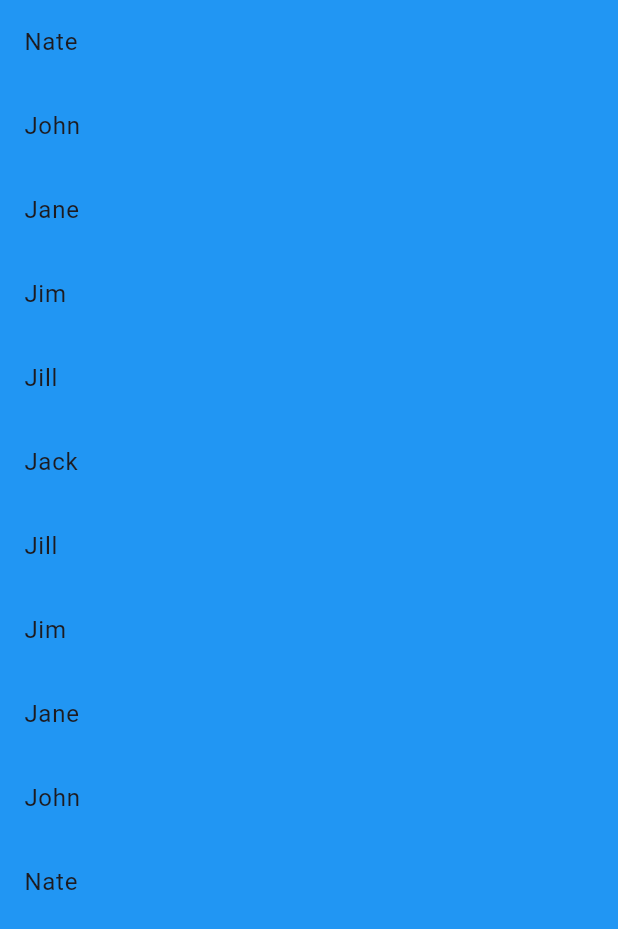
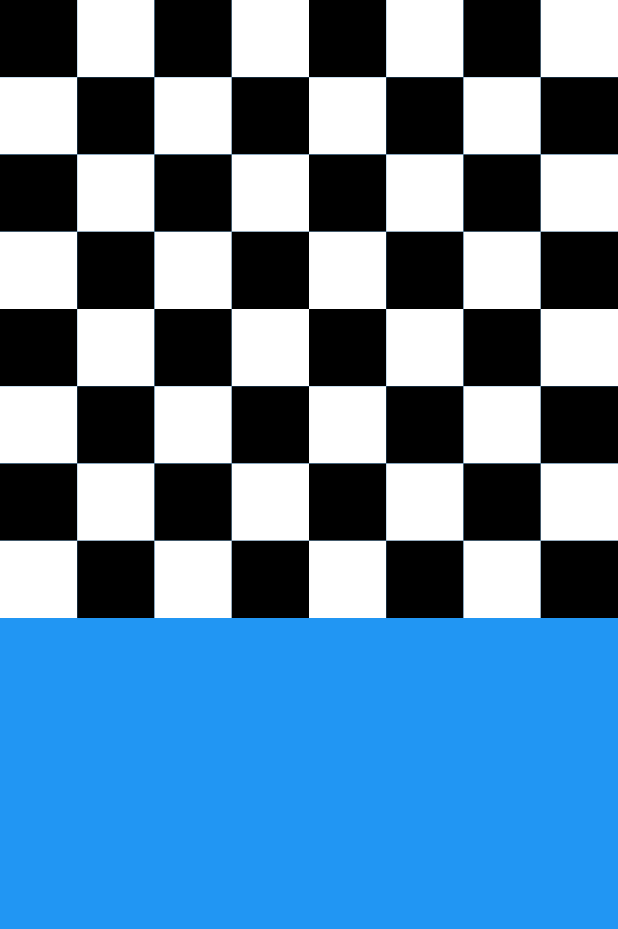
Before and after one commit to Ketan-K17/flutter_tutorial, a Flutter app: the screen it shows after launch, on a phone screen of 412 x 824 dp. Shown: the top 929 px of the screen. Run offline on Flutter 3.47's test engine with Material 3 defaults, Android fonts, the light colour scheme and no system bars.

Commit message:
Gridview widget: set up tiles across the screen, row wise and column wise.

```diff
--- a/lib/main.dart
+++ b/lib/main.dart
@@ -9,29 +9,28 @@ void main() {
 class MyApp extends StatelessWidget {
   MyApp({super.key});
 
-  List names = [
-    "Nate",
-    "John",
-    "Jane",
-    "Jim",
-    "Jill",
-    "Jack",
-    "Jill",
-    "Jim",
-    "Jane",
-    "John",
-    "Nate",
-  ];
-
   @override
   Widget build(BuildContext context) {
     return MaterialApp(
       debugShowCheckedModeBanner: false,
       home: Scaffold(
         backgroundColor: Colors.blue,
-        body: ListView.builder(
-          itemCount: names.length,
-          itemBuilder: (context, index) => ListTile(title: Text(names[index])),
+        body: GridView.builder(
+          // grid delegate is used to define the number of items in a row. Nothing too fancy.
+          gridDelegate: SliverGridDelegateWithFixedCrossAxisCount(
+            crossAxisCount: 8,
+          ),
+          itemCount: 64,
+          itemBuilder: (context, index) {
+            int row = index ~/ 8;
+            int col = index % 8;
+            bool isBlack = (row % 2 == 0) ? (col % 2 == 0) : (col % 2 != 0);
+            return Container(
+              width: 100,
+              height: 100,
+              color: isBlack ? Colors.black : Colors.white,
+            );
+          },
         ),
       ),
     );
```
